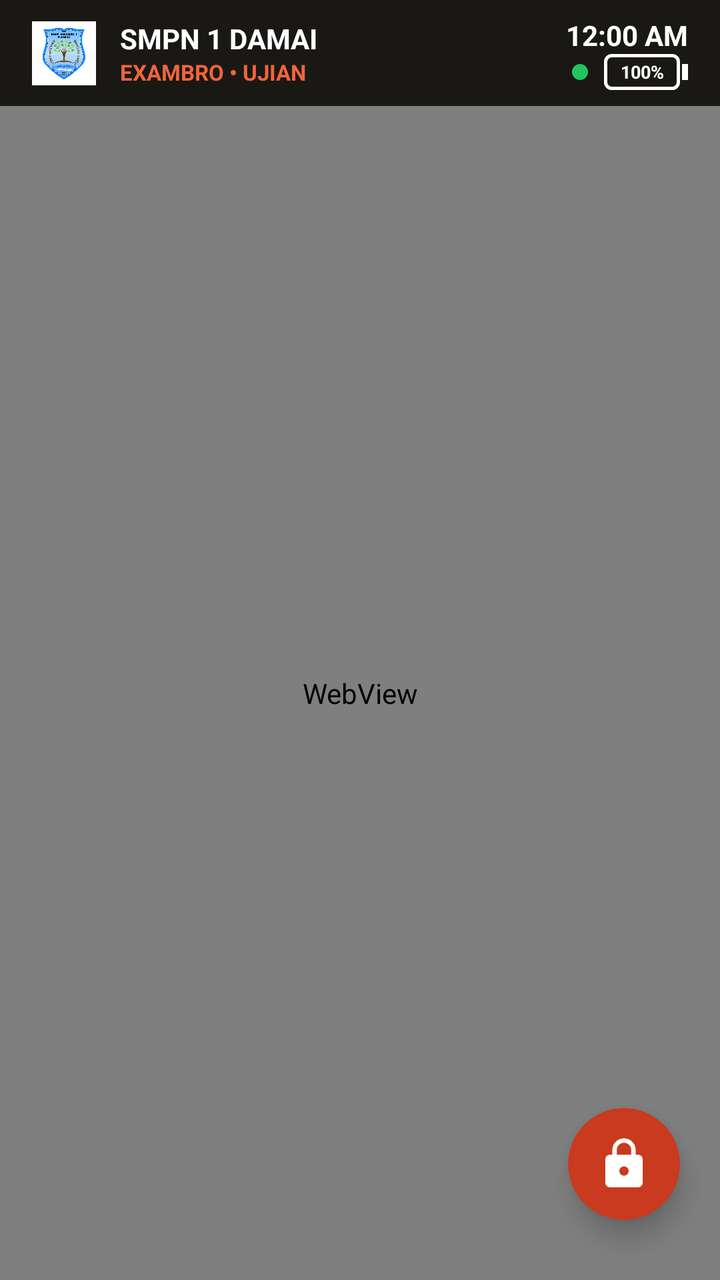
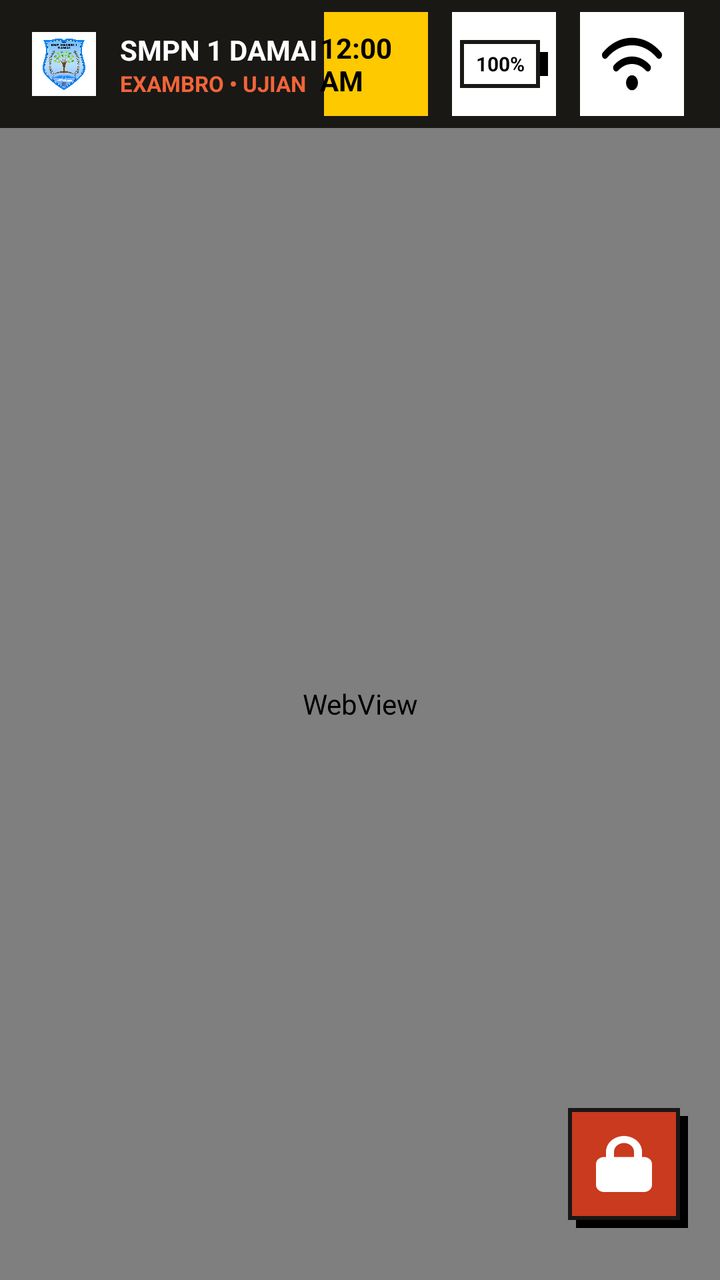

Two renders of the same Android screen: before a commit and after it. Below are the layout's source before the change and the commit's diff.
<!-- AndroidManifest.xml: activity theme Theme.AppCompat.Light.NoActionBar -->
<!-- res/layout/activity_exam.xml -->
<?xml version="1.0" encoding="utf-8"?>
<RelativeLayout xmlns:android="http://schemas.android.com/apk/res/android"
    xmlns:app="http://schemas.android.com/apk/res-auto"
    android:layout_width="match_parent"
    android:layout_height="match_parent"
    android:background="#000000"
    android:fitsSystemWindows="true">

    <androidx.constraintlayout.widget.ConstraintLayout
        android:id="@+id/headerBar"
        android:layout_width="match_parent"
        android:layout_height="wrap_content"
        android:background="@color/exambro_dark"
        android:paddingTop="8dp"
        android:paddingBottom="8dp"
        android:paddingHorizontal="16dp">

        <ImageView
            android:id="@+id/logoSekolah"
            android:layout_width="32dp"
            android:layout_height="32dp"
            android:src="@drawable/logo_sekolah"
            app:layout_constraintBottom_toBottomOf="parent"
            app:layout_constraintStart_toStartOf="parent"
            app:layout_constraintTop_toTopOf="parent" />

        <LinearLayout
            android:layout_width="wrap_content"
            android:layout_height="wrap_content"
            android:orientation="vertical"
            app:layout_constraintBottom_toBottomOf="parent"
            app:layout_constraintStart_toEndOf="@id/logoSekolah"
            app:layout_constraintTop_toTopOf="parent"
            android:layout_marginStart="12dp">

            <TextView
                android:layout_width="wrap_content"
                android:layout_height="wrap_content"
                android:text="SMPN 1 DAMAI"
                android:textColor="#FFFFFF"
                android:textSize="14sp"
                android:textStyle="bold" />

            <TextView
                android:layout_width="wrap_content"
                android:layout_height="wrap_content"
                android:text="EXAMBRO • UJIAN"
                android:textColor="@color/exambro_orange"
                android:textSize="11sp"
                android:textStyle="bold" />
        </LinearLayout>

        <LinearLayout
            android:layout_width="wrap_content"
            android:layout_height="wrap_content"
            android:gravity="end"
            android:orientation="vertical"
            app:layout_constraintBottom_toBottomOf="parent"
            app:layout_constraintEnd_toEndOf="parent"
            app:layout_constraintTop_toTopOf="parent">

            <TextClock
                android:id="@+id/clock"
                android:layout_width="wrap_content"
                android:layout_height="wrap_content"
                android:layout_gravity="end"
                android:format12Hour="hh:mm a"
                android:format24Hour="HH:mm"
                android:textColor="#FFFFFF"
                android:textSize="14sp"
                android:textStyle="bold" />

            <LinearLayout
                android:layout_width="wrap_content"
                android:layout_height="wrap_content"
                android:layout_gravity="end"
                android:gravity="center_vertical"
                android:orientation="horizontal">

                <View
                    android:id="@+id/dotOnline"
                    android:layout_width="8dp"
                    android:layout_height="8dp"
                    android:background="@drawable/dot_shape" />

                <FrameLayout
                    android:layout_width="38dp"
                    android:layout_height="18dp"
                    android:layout_marginStart="8dp"
                    android:background="@drawable/battery_outline">

                    <TextView
                        android:id="@+id/tvBattery"
                        android:layout_width="match_parent"
                        android:layout_height="match_parent"
                        android:gravity="center"
                        android:text="100%"
                        android:textColor="#FFFFFF"
                        android:textSize="9sp"
                        android:textStyle="bold" />
                </FrameLayout>

                <View
                    android:layout_width="3dp"
                    android:layout_height="8dp"
                    android:layout_marginStart="1dp"
                    android:background="#FFFFFF" />
            </LinearLayout>
        </LinearLayout>
    </androidx.constraintlayout.widget.ConstraintLayout>

    <WebView
        android:id="@+id/webView"
        android:layout_width="match_parent"
        android:layout_height="match_parent"
        android:layout_below="@id/headerBar"
        android:visibility="visible" />

    <androidx.cardview.widget.CardView
        android:id="@+id/btnKeluarFloat"
        android:layout_width="56dp"
        android:layout_height="56dp"
        android:layout_alignParentBottom="true"
        android:layout_alignParentEnd="true"
        android:layout_marginEnd="20dp"
        android:layout_marginBottom="30dp"
        android:clickable="true"
        android:focusable="true"
        android:foreground="?attr/selectableItemBackgroundBorderless"
        app:cardBackgroundColor="@color/exambro_red"
        app:cardCornerRadius="28dp"
        app:cardElevation="8dp">
        <ImageView
            android:layout_width="28dp"
            android:layout_height="28dp"
            android:layout_gravity="center"
            android:src="@drawable/ic_lock_modern"
            app:tint="#FFFFFF" />
    </androidx.cardview.widget.CardView>

    <RelativeLayout
        android:id="@+id/exitOverlay"
        android:layout_width="match_parent"
        android:layout_height="match_parent"
        android:background="#E6000000"
        android:elevation="30dp"
        android:clickable="true"
        android:focusable="true"
        android:visibility="gone">
        <LinearLayout
            android:layout_width="300dp"
            android:layout_height="wrap_content"
            android:layout_centerInParent="true"
            android:background="#FFFFFF"
            android:orientation="vertical"
            android:padding="25dp">
            <TextView
                android:layout_width="wrap_content"
                android:layout_height="wrap_content"
                android:text="Sandi Pengawas"
                android:textColor="#000000"
                android:textSize="18sp"
                android:textStyle="bold" />
            <TextView
                android:layout_width="wrap_content"
                android:layout_height="wrap_content"
                android:layout_marginTop="4dp"
                android:text="Hanya pengawas yang memasukkan sandi."
                android:textColor="@color/exambro_gray"
                android:textSize="12sp" />
            <EditText
                android:id="@+id/etPassword"
                android:layout_width="match_parent"
                android:layout_height="wrap_content"
                android:layout_marginTop="15dp"
                android:background="#F5F5F5"
                android:hint="Sandi..."
                android:inputType="textPassword"
                android:padding="12dp"
                android:textColor="#000000" />
            <LinearLayout
                android:layout_width="match_parent"
                android:layout_height="wrap_content"
                android:layout_marginTop="20dp"
                android:gravity="end">
                <Button android:id="@+id/btnBatalKeluar" style="?android:attr/borderlessButtonStyle" android:layout_width="wrap_content" android:layout_height="wrap_content" android:text="BATAL" android:textColor="#757575" />

                <Button android:id="@+id/btnKonfirmasiKeluar" android:layout_width="wrap_content" android:layout_height="wrap_content" android:backgroundTint="@color/exambro_orange" android:textColor="#FFFFFF" android:text="BUKA" />
            </LinearLayout>
        </LinearLayout>
    </RelativeLayout>
</RelativeLayout>
<!-- resources referenced by this layout -->
<resources>
  <color name="exambro_red">#C93A1E</color>
  <!-- drawable battery_outline (drawable) -->
  <?xml version="1.0" encoding="utf-8"?>
  <shape xmlns:android="http://schemas.android.com/apk/res/android"
      android:shape="rectangle">
      <corners android:radius="3dp" />
      <stroke android:width="1.5dp" android:color="#FFFFFF" />
      <solid android:color="@android:color/transparent" />
  </shape>
  <!-- drawable dot_shape (drawable) -->
  <?xml version="1.0" encoding="utf-8"?>
  <shape xmlns:android="http://schemas.android.com/apk/res/android"
      android:shape="oval">
      <solid android:color="#22C55E" />
  </shape>
  <!-- drawable ic_lock_modern (drawable) -->
  <?xml version="1.0" encoding="utf-8"?>
  <vector xmlns:android="http://schemas.android.com/apk/res/android"
      android:width="24dp"
      android:height="24dp"
      android:viewportWidth="24"
      android:viewportHeight="24">
      <path
          android:fillColor="#FFFFFF"
          android:pathData="M18,8h-1V6c0,-2.76 -2.24,-5 -5,-5S7,3.24 7,6v2H6c-1.1,0 -2,0.9 -2,2v10c0,1.1 0.9,2 2,2h12c1.1,0 2,-0.9 2,-2V10C20,8.9 19.1,8 18,8zM12,17c-1.1,0 -2,-0.9 -2,-2s0.9,-2 2,-2 2,0.9 2,2 -0.9,2 -2,2zM15.1,8H8.9V6c0,-1.71 1.39,-3.1 3.1,-3.1 1.71,0 3.1,1.39 3.1,3.1V8z" />
  </vector>
  <!-- unchanged entries left out for length: 4 -->
</resources>

<!-- the commit's change to res/layout/activity_exam.xml (unified diff, before → after) -->
@@ -6,13 +6,12 @@
     android:background="#000000"
     android:fitsSystemWindows="true">
 
+    
     <androidx.constraintlayout.widget.ConstraintLayout
         android:id="@+id/headerBar"
         android:layout_width="match_parent"
-        android:layout_height="wrap_content"
+        android:layout_height="64dp"
         android:background="@color/exambro_dark"
-        android:paddingTop="8dp"
-        android:paddingBottom="8dp"
         android:paddingHorizontal="16dp">
 
         <ImageView
@@ -53,59 +52,87 @@
         <LinearLayout
             android:layout_width="wrap_content"
             android:layout_height="wrap_content"
-            android:gravity="end"
-            android:orientation="vertical"
+            android:orientation="horizontal"
             app:layout_constraintBottom_toBottomOf="parent"
             app:layout_constraintEnd_toEndOf="parent"
             app:layout_constraintTop_toTopOf="parent">
 
-            <TextClock
-                android:id="@+id/clock"
-                android:layout_width="wrap_content"
-                android:layout_height="wrap_content"
-                android:layout_gravity="end"
-                android:format12Hour="hh:mm a"
-                android:format24Hour="HH:mm"
-                android:textColor="#FFFFFF"
-                android:textSize="14sp"
-                android:textStyle="bold" />
-
-            <LinearLayout
-                android:layout_width="wrap_content"
-                android:layout_height="wrap_content"
-                android:layout_gravity="end"
-                android:gravity="center_vertical"
-                android:orientation="horizontal">
-
-                <View
-                    android:id="@+id/dotOnline"
-                    android:layout_width="8dp"
-                    android:layout_height="8dp"
-                    android:background="@drawable/dot_shape" />
-
-                <FrameLayout
-                    android:layout_width="38dp"
-                    android:layout_height="18dp"
-                    android:layout_marginStart="8dp"
-                    android:background="@drawable/battery_outline">
-
-                    <TextView
-                        android:id="@+id/tvBattery"
-                        android:layout_width="match_parent"
-                        android:layout_height="match_parent"
-                        android:gravity="center"
-                        android:text="100%"
-                        android:textColor="#FFFFFF"
-                        android:textSize="9sp"
-                        android:textStyle="bold" />
-                </FrameLayout>
-
-                <View
-                    android:layout_width="3dp"
-                    android:layout_height="8dp"
-                    android:layout_marginStart="1dp"
-                    android:background="#FFFFFF" />
-            </LinearLayout>
+            
+            <FrameLayout
+                android:layout_width="56dp"
+                android:layout_height="56dp"
+                android:layout_marginEnd="8dp"
+                android:background="@drawable/tile_yellow">
+
+                <TextClock
+                    android:id="@+id/clock"
+                    android:layout_width="wrap_content"
+                    android:layout_height="wrap_content"
+                    android:layout_gravity="center"
+                    android:format12Hour="hh:mm a"
+                    android:format24Hour="HH:mm"
+                    android:textColor="#000000"
+                    android:textSize="14sp"
+                    android:textStyle="bold" />
+            </FrameLayout>
+
+            
+            <FrameLayout
+                android:layout_width="56dp"
+                android:layout_height="56dp"
+                android:layout_marginEnd="8dp"
+                android:background="@drawable/tile_white">
+
+                <LinearLayout
+                    android:layout_width="wrap_content"
+                    android:layout_height="wrap_content"
+                    android:layout_gravity="center"
+                    android:gravity="center_vertical"
+                    android:orientation="horizontal">
+
+                    <FrameLayout
+                        android:layout_width="40dp"
+                        android:layout_height="24dp"
+                        android:background="@drawable/battery_body_bg"
+                        android:padding="2dp">
+
+                        <View
+                            android:id="@+id/batteryFill"
+                            android:layout_width="0dp"
+                            android:layout_height="match_parent"
+                            android:background="@color/exambro_green" />
+
+                        <TextView
+                            android:id="@+id/tvBattery"
+                            android:layout_width="match_parent"
+                            android:layout_height="match_parent"
+                            android:gravity="center"
+                            android:text="100%"
+                            android:textColor="#000000"
+                            android:textSize="10sp"
+                            android:textStyle="bold" />
+                    </FrameLayout>
+
+                    <View
+                        android:layout_width="4dp"
+                        android:layout_height="12dp"
+                        android:background="#000000" />
+                </LinearLayout>
+            </FrameLayout>
+
+            
+            <FrameLayout
+                android:layout_width="56dp"
+                android:layout_height="56dp"
+                android:background="@drawable/tile_white">
+
+                <ImageView
+                    android:id="@+id/ivConnection"
+                    android:layout_width="30dp"
+                    android:layout_height="30dp"
+                    android:layout_gravity="center"
+                    android:src="@drawable/ic_wifi_fa" />
+            </FrameLayout>
         </LinearLayout>
     </androidx.constraintlayout.widget.ConstraintLayout>
 
@@ -116,77 +143,141 @@
         android:layout_below="@id/headerBar"
         android:visibility="visible" />
 
-    <androidx.cardview.widget.CardView
+    
+    <FrameLayout
         android:id="@+id/btnKeluarFloat"
-        android:layout_width="56dp"
-        android:layout_height="56dp"
+        android:layout_width="60dp"
+        android:layout_height="60dp"
         android:layout_alignParentBottom="true"
         android:layout_alignParentEnd="true"
-        android:layout_marginEnd="20dp"
-        android:layout_marginBottom="30dp"
+        android:layout_marginEnd="16dp"
+        android:layout_marginBottom="26dp"
         android:clickable="true"
-        android:focusable="true"
-        android:foreground="?attr/selectableItemBackgroundBorderless"
-        app:cardBackgroundColor="@color/exambro_red"
-        app:cardCornerRadius="28dp"
-        app:cardElevation="8dp">
-        <ImageView
-            android:layout_width="28dp"
-            android:layout_height="28dp"
-            android:layout_gravity="center"
-            android:src="@drawable/ic_lock_modern"
-            app:tint="#FFFFFF" />
-    </androidx.cardview.widget.CardView>
-
+        android:focusable="true">
+
+        <View
+            android:layout_width="56dp"
+            android:layout_height="56dp"
+            android:layout_gravity="bottom|end"
+            android:background="#000000" />
+
+        <FrameLayout
+            android:layout_width="56dp"
+            android:layout_height="56dp"
+            android:layout_gravity="top|start"
+            android:background="@drawable/btn_red_bg">
+
+            <ImageView
+                android:layout_width="28dp"
+                android:layout_height="28dp"
+                android:layout_gravity="center"
+                android:src="@drawable/ic_lock_fa"
+                android:tint="#FFFFFF" />
+        </FrameLayout>
+    </FrameLayout>
+
+    
     <RelativeLayout
         android:id="@+id/exitOverlay"
         android:layout_width="match_parent"
         android:layout_height="match_parent"
-        android:background="#E6000000"
+        android:background="#80000000"
         android:elevation="30dp"
         android:clickable="true"
         android:focusable="true"
         android:visibility="gone">
-        <LinearLayout
+
+        <FrameLayout
             android:layout_width="300dp"
             android:layout_height="wrap_content"
-            android:layout_centerInParent="true"
-            android:background="#FFFFFF"
-            android:orientation="vertical"
-            android:padding="25dp">
-            <TextView
-                android:layout_width="wrap_content"
-                android:layout_height="wrap_content"
-                android:text="Sandi Pengawas"
-                android:textColor="#000000"
-                android:textSize="18sp"
-                android:textStyle="bold" />
-            <TextView
-                android:layout_width="wrap_content"
-                android:layout_height="wrap_content"
+            android:layout_centerInParent="true">
+
+            <View
+                android:layout_width="match_parent"
+                android:layout_height="match_parent"
+                android:layout_marginStart="4dp"
                 android:layout_marginTop="4dp"
-                android:text="Hanya pengawas yang memasukkan sandi."
-                android:textColor="@color/exambro_gray"
-                android:textSize="12sp" />
-            <EditText
-                android:id="@+id/etPassword"
-                android:layout_width="match_parent"
-                android:layout_height="wrap_content"
-                android:layout_marginTop="15dp"
-                android:background="#F5F5F5"
-                android:hint="Sandi..."
-                android:inputType="textPassword"
-                android:padding="12dp"
-                android:textColor="#000000" />
+                android:background="#000000" />
+
             <LinearLayout
                 android:layout_width="match_parent"
                 android:layout_height="wrap_content"
-                android:layout_marginTop="20dp"
-                android:gravity="end">
-                <Button android:id="@+id/btnBatalKeluar" style="?android:attr/borderlessButtonStyle" android:layout_width="wrap_content" android:layout_height="wrap_content" android:text="BATAL" android:textColor="#757575" />
-
-                <Button android:id="@+id/btnKonfirmasiKeluar" android:layout_width="wrap_content" android:layout_height="wrap_content" android:backgroundTint="@color/exambro_orange" android:textColor="#FFFFFF" android:text="BUKA" />
+                android:layout_marginEnd="4dp"
+                android:layout_marginBottom="4dp"
+                android:background="@drawable/dialog_card_bg"
+                android:orientation="vertical"
+                android:padding="25dp">
+
+                <LinearLayout
+                    android:layout_width="match_parent"
+                    android:layout_height="wrap_content"
+                    android:gravity="center_vertical"
+                    android:orientation="horizontal">
+
+                    <ImageView
+                        android:layout_width="40dp"
+                        android:layout_height="40dp"
+                        android:src="@drawable/logo_sekolah" />
+
+                    <TextView
+                        android:layout_width="wrap_content"
+                        android:layout_height="wrap_content"
+                        android:layout_marginStart="12dp"
+                        android:text="Sandi Pengawas"
+                        android:textColor="#000000"
+                        android:textSize="18sp"
+                        android:textStyle="bold" />
+                </LinearLayout>
+
+                <TextView
+                    android:layout_width="wrap_content"
+                    android:layout_height="wrap_content"
+                    android:layout_marginTop="4dp"
+                    android:text="Hanya pengawas yang memasukkan sandi."
+                    android:textColor="@color/exambro_gray"
+                    android:textSize="12sp" />
+
+                <EditText
+                    android:id="@+id/etPassword"
+                    android:layout_width="match_parent"
+                    android:layout_height="wrap_content"
+                    android:layout_marginTop="15dp"
+                    android:background="@drawable/field_bg"
+                    android:hint="Sandi..."
+                    android:inputType="textPassword"
+                    android:padding="12dp"
+                    android:textColor="#000000" />
+
+                <LinearLayout
+                    android:layout_width="match_parent"
+                    android:layout_height="wrap_content"
+                    android:layout_marginTop="20dp"
+                    android:gravity="end">
+
+                    <Button
+                        android:id="@+id/btnBatalKeluar"
+                        android:layout_width="100dp"
+                        android:layout_height="44dp"
+                        android:layout_marginEnd="8dp"
+                        android:minWidth="0dp"
+                        android:minHeight="0dp"
+                        android:background="@drawable/btn_pink"
+                        android:text="BATAL"
+                        android:textColor="#000000"
+                        android:textStyle="bold" />
+
+                    <Button
+                        android:id="@+id/btnKonfirmasiKeluar"
+                        android:layout_width="100dp"
+                        android:layout_height="44dp"
+                        android:minWidth="0dp"
+                        android:minHeight="0dp"
+                        android:background="@drawable/btn_orange"
+                        android:text="BUKA"
+                        android:textColor="#FFFFFF"
+                        android:textStyle="bold" />
+                </LinearLayout>
             </LinearLayout>
-        </LinearLayout>
+        </FrameLayout>
     </RelativeLayout>
 </RelativeLayout>
<!-- resource entries referenced after the edit -->
@@ -1,31 +1,87 @@
 <!-- resources referenced by this layout -->
 <resources>
-  <color name="exambro_red">#C93A1E</color>
-  <!-- drawable battery_outline (drawable) -->
+  <color name="exambro_green">#22C55E</color>
+  <!-- drawable battery_body_bg (drawable) -->
   <?xml version="1.0" encoding="utf-8"?>
   <shape xmlns:android="http://schemas.android.com/apk/res/android"
       android:shape="rectangle">
-      <corners android:radius="3dp" />
-      <stroke android:width="1.5dp" android:color="#FFFFFF" />
       <solid android:color="@android:color/transparent" />
+      <stroke android:width="2dp" android:color="@color/exambro_dark" />
   </shape>
-  <!-- drawable dot_shape (drawable) -->
+  <!-- drawable btn_orange (drawable) -->
   <?xml version="1.0" encoding="utf-8"?>
   <shape xmlns:android="http://schemas.android.com/apk/res/android"
-      android:shape="oval">
-      <solid android:color="#22C55E" />
+      android:shape="rectangle">
+      <solid android:color="@color/exambro_orange" />
+      <stroke android:width="2dp" android:color="@color/exambro_dark" />
   </shape>
-  <!-- drawable ic_lock_modern (drawable) -->
+  <!-- drawable btn_pink (drawable) -->
+  <?xml version="1.0" encoding="utf-8"?>
+  <shape xmlns:android="http://schemas.android.com/apk/res/android"
+      android:shape="rectangle">
+      <solid android:color="@color/exambro_pink" />
+      <stroke android:width="2dp" android:color="@color/exambro_dark" />
+  </shape>
+  <!-- drawable btn_red_bg (drawable) -->
+  <?xml version="1.0" encoding="utf-8"?>
+  <shape xmlns:android="http://schemas.android.com/apk/res/android"
+      android:shape="rectangle">
+      <solid android:color="@color/exambro_red" />
+      <stroke android:width="2dp" android:color="@color/exambro_dark" />
+  </shape>
+  <!-- drawable dialog_card_bg (drawable) -->
+  <?xml version="1.0" encoding="utf-8"?>
+  <shape xmlns:android="http://schemas.android.com/apk/res/android"
+      android:shape="rectangle">
+      <solid android:color="#FFFFFF" />
+      <stroke android:width="2dp" android:color="@color/exambro_dark" />
+  </shape>
+  <!-- drawable field_bg (drawable) -->
+  <?xml version="1.0" encoding="utf-8"?>
+  <shape xmlns:android="http://schemas.android.com/apk/res/android"
+      android:shape="rectangle">
+      <solid android:color="#F5F5F5" />
+      <stroke android:width="2dp" android:color="@color/exambro_dark" />
+  </shape>
+  <!-- drawable ic_lock_fa (drawable) -->
   <?xml version="1.0" encoding="utf-8"?>
   <vector xmlns:android="http://schemas.android.com/apk/res/android"
       android:width="24dp"
       android:height="24dp"
-      android:viewportWidth="24"
-      android:viewportHeight="24">
+      android:viewportWidth="448"
+      android:viewportHeight="512">
       <path
-          android:fillColor="#FFFFFF"
-          android:pathData="M18,8h-1V6c0,-2.76 -2.24,-5 -5,-5S7,3.24 7,6v2H6c-1.1,0 -2,0.9 -2,2v10c0,1.1 0.9,2 2,2h12c1.1,0 2,-0.9 2,-2V10C20,8.9 19.1,8 18,8zM12,17c-1.1,0 -2,-0.9 -2,-2s0.9,-2 2,-2 2,0.9 2,2 -0.9,2 -2,2zM15.1,8H8.9V6c0,-1.71 1.39,-3.1 3.1,-3.1 1.71,0 3.1,1.39 3.1,3.1V8z" />
+          android:fillColor="#000000"
+          android:pathData="M144 144v48h160v-48c0-44.2-35.8-80-80-80s-80 35.8-80 80m-64 48v-48C80 64.5 144.5 0 224 0s144 64.5 144 144v48h16c35.3 0 64 28.7 64 64v192c0 35.3-28.7 64-64 64H64c-35.3 0-64-28.7-64-64V256c0-35.3 28.7-64 64-64z" />
   </vector>
+  <!-- drawable ic_wifi_fa (drawable) -->
+  <?xml version="1.0" encoding="utf-8"?>
+  <vector xmlns:android="http://schemas.android.com/apk/res/android"
+      android:width="24dp"
+      android:height="24dp"
+      android:viewportWidth="640"
+      android:viewportHeight="512">
+      <path
+          android:fillColor="#000000"
+          android:pathData="M54.2 202.9C123.2 136.7 216.8 96 320 96s196.8 40.7 265.8 106.9c12.8 12.2 33 11.8 45.2-.9s11.8-33-.9-45.2C549.7 79.5 440.4 32 320 32S90.3 79.5 9.8 156.7C-2.9 169-3.3 189.2 8.9 202s32.5 13.2 45.2.9zM320 256c56.8 0 108.6 21.1 148.2 56c13.3 11.7 33.5 10.4 45.2-2.8s10.4-33.5-2.8-45.2C459.8 219.2 393 192 320 192s-139.8 27.2-190.5 72c-13.3 11.7-14.5 31.9-2.8 45.2s31.9 14.5 45.2 2.8c39.5-34.9 91.3-56 148.2-56zm64 160a64 64 0 1 0-128 0a64 64 0 1 0 128 0" />
+  </vector>
+  <!-- drawable tile_white (drawable) -->
+  <?xml version="1.0" encoding="utf-8"?>
+  <shape xmlns:android="http://schemas.android.com/apk/res/android"
+      android:shape="rectangle">
+      <solid android:color="#FFFFFF" />
+      <stroke android:width="2dp" android:color="@color/exambro_dark" />
+  </shape>
+  <!-- drawable tile_yellow (drawable) -->
+  <?xml version="1.0" encoding="utf-8"?>
+  <shape xmlns:android="http://schemas.android.com/apk/res/android"
+      android:shape="rectangle">
+      <solid android:color="@color/exambro_yellow" />
+      <stroke android:width="2dp" android:color="@color/exambro_dark" />
+  </shape>
+  <color name="exambro_pink">#FF6B9D</color>
+  <color name="exambro_red">#C93A1E</color>
+  <color name="exambro_yellow">#FFC900</color>
   <!-- unchanged entries left out for length: 4 -->
 </resources>
 
